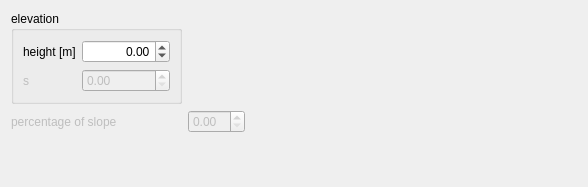
Before: the Qt Designer form src/OpenCOVER/DrivingSim/oddlot/src/settings/widgets/elevationsettings.ui in hlrs-vis/covise, drawn with Qt 5.
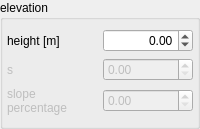
After: the same form once the commit is applied.

Diff of the .ui file:
```diff
--- a/src/OpenCOVER/DrivingSim/oddlot/src/settings/widgets/elevationsettings.ui
+++ b/src/OpenCOVER/DrivingSim/oddlot/src/settings/widgets/elevationsettings.ui
@@ -6,33 +6,38 @@
    <rect>
     <x>0</x>
     <y>0</y>
-    <width>588</width>
-    <height>187</height>
+    <width>200</width>
+    <height>129</height>
    </rect>
   </property>
   <property name="windowTitle">
    <string>Form</string>
   </property>
   <layout class="QGridLayout" name="gridLayout_2">
+   <property name="leftMargin">
+    <number>0</number>
+   </property>
+   <property name="topMargin">
+    <number>0</number>
+   </property>
+   <property name="rightMargin">
+    <number>0</number>
+   </property>
+   <property name="bottomMargin">
+    <number>0</number>
+   </property>
    <item row="0" column="0">
     <widget class="QGroupBox" name="groupBox">
      <property name="title">
       <string>elevation</string>
      </property>
      <layout class="QGridLayout" name="gridLayout">
-      <item row="2" column="0">
-       <widget class="QLabel" name="heightLabel">
-        <property name="enabled">
-         <bool>true</bool>
-        </property>
-        <property name="text">
-         <string>height [m]</string>
-        </property>
-        <property name="buddy">
-         <cstring>heightBox</cstring>
-        </property>
-       </widget>
-      </item>
+      <property name="leftMargin">
+       <number>4</number>
+      </property>
+      <property name="rightMargin">
+       <number>4</number>
+      </property>
       <item row="2" column="1">
        <widget class="QDoubleSpinBox" name="heightBox">
         <property name="enabled">
@@ -49,13 +54,16 @@
         </property>
        </widget>
       </item>
-      <item row="3" column="0">
-       <widget class="QLabel" name="sLabel">
+      <item row="2" column="0">
+       <widget class="QLabel" name="heightLabel">
         <property name="enabled">
-         <bool>false</bool>
+         <bool>true</bool>
         </property>
         <property name="text">
-         <string>s</string>
+         <string>height [m]</string>
+        </property>
+        <property name="buddy">
+         <cstring>heightBox</cstring>
         </property>
        </widget>
       </item>
@@ -69,50 +77,35 @@
         </property>
        </widget>
       </item>
-     </layout>
-    </widget>
-   </item>
-   <item row="0" column="2">
-    <spacer name="horizontalSpacer">
-     <property name="orientation">
-      <enum>Qt::Horizontal</enum>
-     </property>
-     <property name="sizeHint" stdset="0">
-      <size>
-       <width>40</width>
-       <height>20</height>
-      </size>
-     </property>
-    </spacer>
-   </item>
-   <item row="2" column="0">
-    <spacer name="verticalSpacer">
-     <property name="orientation">
-      <enum>Qt::Vertical</enum>
-     </property>
-     <property name="sizeHint" stdset="0">
-      <size>
-       <width>20</width>
-       <height>40</height>
-      </size>
-     </property>
-    </spacer>
-   </item>
-   <item row="1" column="0">
+      <item row="3" column="0">
+       <widget class="QLabel" name="sLabel">
+        <property name="enabled">
+         <bool>false</bool>
+        </property>
+        <property name="text">
+         <string>s</string>
+        </property>
+       </widget>
+      </item>
+      <item row="4" column="0">
     <widget class="QLabel" name="slopeLabel">
      <property name="enabled">
       <bool>false</bool>
      </property>
      <property name="text">
-      <string>percentage of slope</string>
+         <string>slope
+percentage</string>
      </property>
     </widget>
    </item>
-   <item row="1" column="1">
+      <item row="4" column="1">
     <widget class="QDoubleSpinBox" name="slopeSpinBox">
      <property name="enabled">
       <bool>false</bool>
      </property>
+       </widget>
+      </item>
+     </layout>
     </widget>
    </item>
   </layout>
```
Lines whose indentation alone changed are shown as unchanged.
